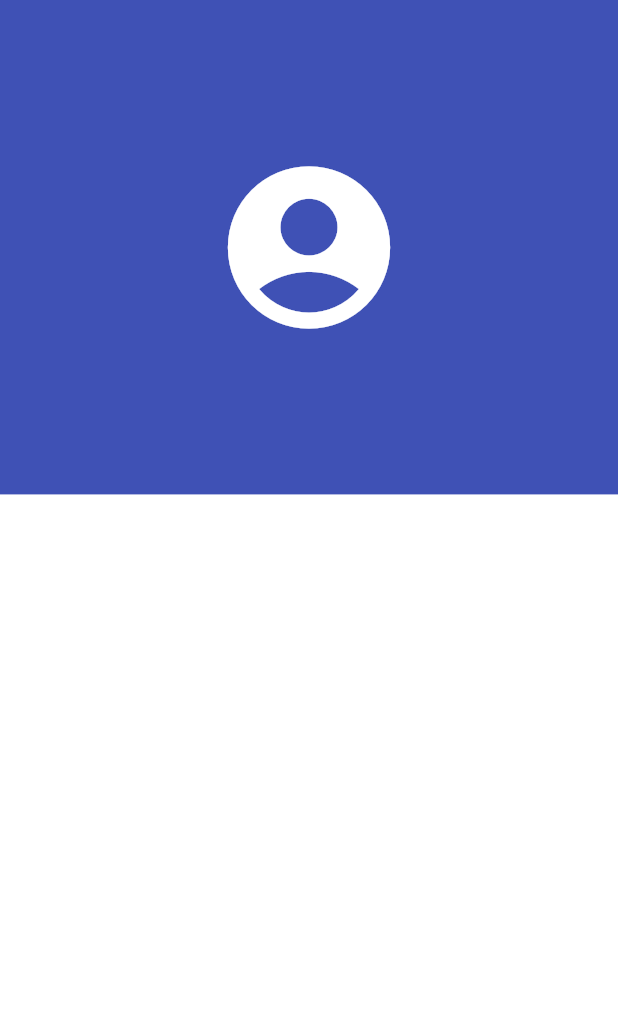
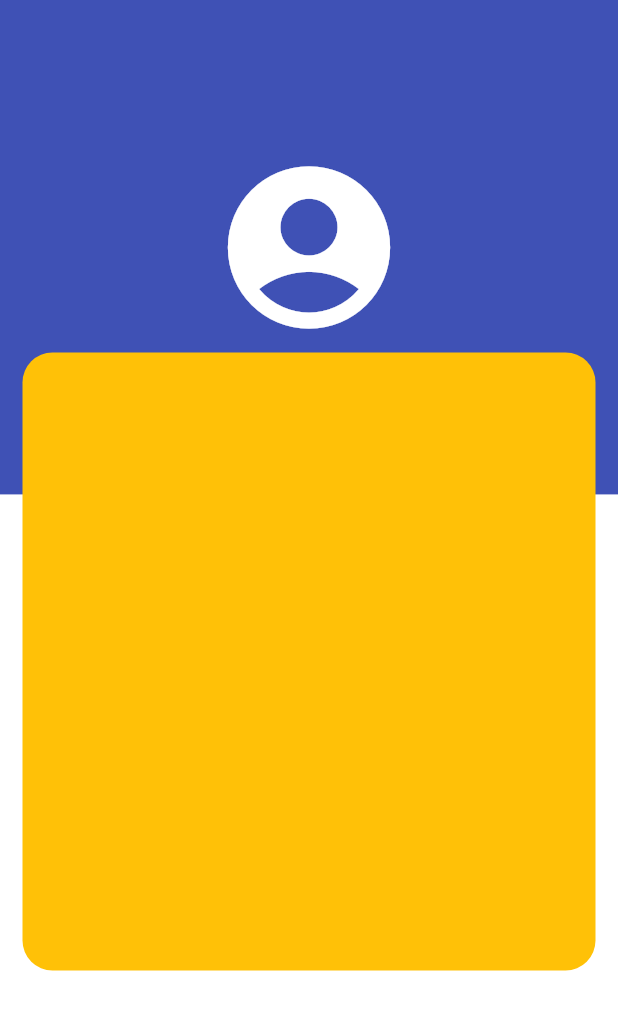
Before and after one commit to MauroMontan/shop-app, a Flutter app: the screen it shows after launch, on a phone screen of 412 x 824 dp. Shown: the top 1010 px of the screen. Run offline on Flutter 3.47's test engine with Material 2 defaults, Android fonts, the phone set to English and light mode, and no system bars.

Commit message:
form container added

```diff
--- a/lib/views/login_view.dart
+++ b/lib/views/login_view.dart
@@ -1,4 +1,5 @@
 import 'package:flutter/material.dart';
+import 'package:shop_app/widgets/login_form.dart';
 import "package:shop_app/widgets/widgets.dart" show LoginBackground;
 
 class LoginView extends StatelessWidget {
@@ -8,11 +9,12 @@ class LoginView extends StatelessWidget {
   @override
   Widget build(BuildContext context) {
     return Scaffold(
-      body: Stack(
-        children: const [
-          LoginBackground(),
-        ],
-      ),
+      body: LoginBackground(
+          child: SingleChildScrollView(
+        child: Column(
+          children: const [SizedBox(height: 220), LoginForm()],
+        ),
+      )),
     );
   }
 }
--- a/lib/widgets/login_background.dart
+++ b/lib/widgets/login_background.dart
@@ -2,11 +2,12 @@
 import 'package:flutter/material.dart';
 
 class LoginBackground extends StatelessWidget {
-  const LoginBackground({Key? key}) : super(key: key);
+  final Widget child;
+  const LoginBackground({Key? key, required this.child}) : super(key: key);
 
   @override
   Widget build(BuildContext context) {
-    return Stack(children: const [BottomContainer(), Banner()]);
+    return Stack(children: [const BottomContainer(), const Banner(), child]);
   }
 }
 
--- /dev/null
+++ b/lib/widgets/login_form.dart
@@ -0,0 +1,17 @@
+import 'package:flutter/material.dart';
+
+class LoginForm extends StatelessWidget {
+  const LoginForm({Key? key}) : super(key: key);
+
+  @override
+  Widget build(BuildContext context) {
+    final size = MediaQuery.of(context).size;
+    return Container(
+      margin: const EdgeInsets.all(15),
+      decoration: BoxDecoration(
+          color: Colors.amber, borderRadius: BorderRadius.circular(20)),
+      height: size.height * 0.5,
+      width: double.infinity,
+    );
+  }
+}
```
